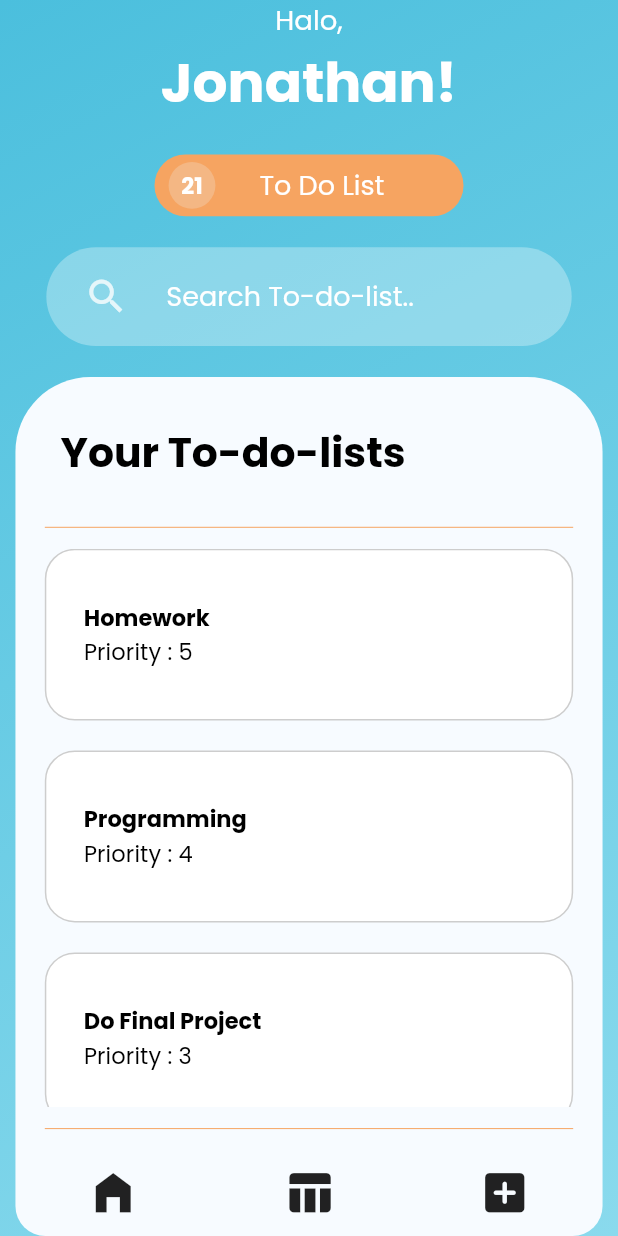
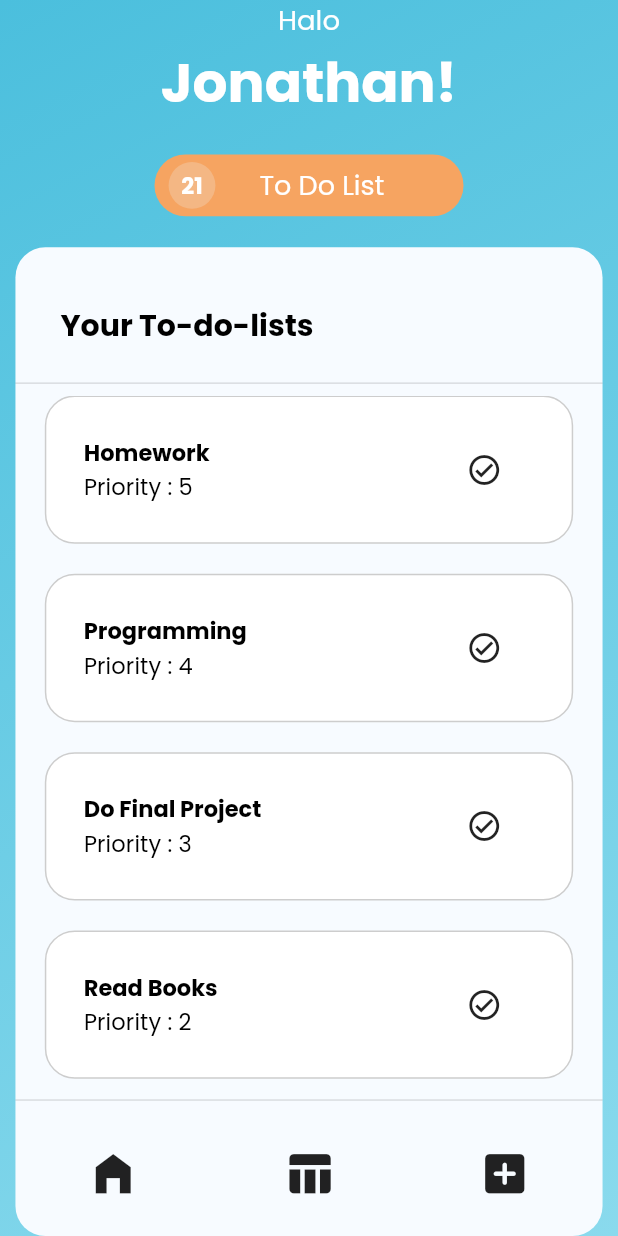
Before and after one commit to gregoriusyuristama/to_do_list, a Flutter app: the screen it shows after launch, on a phone screen of 412 x 824 dp. Run offline on Flutter 3.47's test engine with Material 2 defaults, Android fonts, the phone set to English and light mode, and no system bars.

Commit message:
Separating the widget 	modified:   lib/main.dart 	modified:   lib/screen/main_screen.dart 	new file:   lib/widget/bottom_button.dart 	modified:   lib/widget/greetings.dart 	modified:   lib/widget/todo_box.dart 	modified:   lib/widget/todo_card.dart 	modified:   lib/widget/todo_counter.dart

```diff
--- a/lib/main.dart
+++ b/lib/main.dart
@@ -1,20 +1,18 @@
 import 'package:flutter/material.dart';
+import 'package:flutter/services.dart';
 import 'package:to_do_list/screen/main_screen.dart';
 
 void main() {
+  // WidgetsFlutterBinding.ensureInitialized();
+  // SystemChrome.setPreferredOrientations([DeviceOrientation.portraitUp]);
+
   runApp(const MyApp());
 }
 
-class MyApp extends StatelessWidget {
-  const MyApp({Key? key}) : super(key: key);
-
-  // This widget is the root of your application.
-  @override
-  Widget build(BuildContext context) {
-    return MaterialApp(
-      title: 'ToDoi',
-      theme: ThemeData(
+var appTheme = ThemeData(
   fontFamily: 'Poppins',
+  primaryColor: Color.fromRGBO(138, 218, 237, 1.0),
+  androidOverscrollIndicator: AndroidOverscrollIndicator.stretch,
   textTheme: TextTheme(
     headline2: TextStyle(
       color: Colors.white,
@@ -44,7 +42,17 @@ class MyApp extends StatelessWidget {
       fontSize: 15,
     ),
   ),
-      ),
+);
+
+class MyApp extends StatelessWidget {
+  const MyApp({Key? key}) : super(key: key);
+
+  // This widget is the root of your application.
+  @override
+  Widget build(BuildContext context) {
+    return MaterialApp(
+      title: 'ToDoi',
+      theme: appTheme,
       home: MainScreen(),
     );
   }
--- a/lib/screen/main_screen.dart
+++ b/lib/screen/main_screen.dart
@@ -40,11 +40,11 @@ class MainScreen extends StatelessWidget {
                 SizedBox(
                   height: availableHeight * 0.025,
                 ),
-                SearchTodo(availableWidth * 0.85, availableHeight * 0.08),
-                SizedBox(
-                  height: availableHeight * 0.025,
-                ),
-                TodoBox(availableWidth * 0.95, availableHeight * 0.695),
+                // SearchTodo(availableWidth * 0.85, availableHeight * 0.08),
+                // SizedBox(
+                //   height: availableHeight * 0.025,
+                // ),
+                TodoBox(availableWidth * 0.95, availableHeight * 0.8),
               ],
             ),
           ),
--- /dev/null
+++ b/lib/widget/bottom_button.dart
@@ -0,0 +1,22 @@
+import 'package:flutter/material.dart';
+
+const bottomPadding = EdgeInsets.only(left: 25.0, right: 25);
+
+class bottomButton extends StatelessWidget {
+  IconData icon;
+
+  bottomButton(this.icon);
+
+  @override
+  Widget build(BuildContext context) {
+    return Padding(
+      padding: bottomPadding,
+      child: FittedBox(
+        child: Icon(
+          icon,
+          size: 35,
+        ),
+      ),
+    );
+  }
+}
--- a/lib/widget/greetings.dart
+++ b/lib/widget/greetings.dart
@@ -1,4 +1,6 @@
 import 'package:flutter/material.dart';
+
+const textGreetings = 'Halo';
 
 class Greetings extends StatelessWidget {
   double availableHeight;
@@ -15,7 +17,7 @@ class Greetings extends StatelessWidget {
             flex: 1,
             child: FittedBox(
               child: Text(
-                'Halo,',
+                textGreetings,
                 style: Theme.of(context).textTheme.headline2,
               ),
             ),
--- a/lib/widget/todo_box.dart
+++ b/lib/widget/todo_box.dart
@@ -1,6 +1,23 @@
 import 'package:flutter/material.dart';
 
+import 'bottom_button.dart';
 import 'todo_card.dart';
+
+const titleBoxDecoration = BoxDecoration(
+  borderRadius: BorderRadius.only(
+    topLeft: Radius.circular(20),
+    topRight: Radius.circular(20),
+    bottomRight: Radius.circular(20),
+    bottomLeft: Radius.circular(20),
+  ),
+  color: Color.fromRGBO(247, 251, 255, 1.0),
+);
+const titleWidgetCardPadding = EdgeInsets.only(
+  top: 30.0,
+  left: 30,
+  right: 25,
+  bottom: 15,
+);
 
 class TodoBox extends StatelessWidget {
   double availableHeight;
@@ -11,102 +28,91 @@ class TodoBox extends StatelessWidget {
   @override
   Widget build(BuildContext context) {
     return Container(
-      decoration: BoxDecoration(
-        borderRadius: BorderRadius.only(
-          topLeft: Radius.circular(50),
-          topRight: Radius.circular(50),
-          bottomRight: Radius.circular(20),
-          bottomLeft: Radius.circular(20),
-        ),
-        color: Color.fromRGBO(247, 251, 255, 1.0),
-      ),
+      decoration: titleBoxDecoration,
       height: availableHeight,
       width: availableWidth,
       child: LayoutBuilder(
         builder: (context, constraints) {
           return Column(
             children: [
-              Container(
-                height: constraints.maxHeight * 0.15,
-                padding: const EdgeInsets.only(
-                  top: 30.0,
-                  left: 30,
-                  right: 25,
-                  bottom: 15,
-                ),
-                width: constraints.maxWidth,
-                child: FittedBox(
-                  alignment: Alignment.centerLeft,
-                  child: Text(
-                    'Your To-do-lists',
-                    style: Theme.of(context).textTheme.headline3,
-                    textAlign: TextAlign.left,
-                  ),
-                ),
+              titleWidgetCard(
+                constraints.maxWidth,
+                constraints.maxHeight * 0.125,
+                context,
               ),
-              Divider(
-                height: constraints.maxHeight * 0.05,
-                indent: constraints.maxWidth * 0.05,
-                endIndent: constraints.maxWidth * 0.05,
-                color: Color.fromRGBO(246, 164, 97, 1.0),
+              sectionDivider(
+                constraints.maxHeight * 0.025,
               ),
-              Container(
-                height: constraints.maxHeight * 0.65,
-                width: constraints.maxWidth,
-                child: SingleChildScrollView(
-                  child: Column(
-                    children: [
-                      TodoCard(constraints, "Homework", 5),
-                      TodoCard(constraints, "Programming", 4),
-                      TodoCard(constraints, "Do Final Project", 3),
-                      TodoCard(constraints, "Read Books", 2),
-                      TodoCard(constraints, "Medicine", 1),
-                      TodoCard(constraints, "Sleed", 1),
-                    ],
-                  ),
-                ),
+              todoCardContainer(
+                constraints.maxWidth,
+                constraints.minHeight,
+                0.7,
               ),
-              Divider(
-                height: constraints.maxHeight * 0.05,
-                color: Color.fromRGBO(246, 164, 97, 1.0),
-                indent: constraints.maxWidth * 0.05,
-                endIndent: constraints.maxWidth * 0.05,
+              sectionDivider(
+                constraints.maxHeight * 0.025,
               ),
-              Container(
-                height: constraints.maxHeight * 0.1,
-                width: constraints.maxWidth,
-                alignment: Alignment.center,
-                child: Row(
-                  mainAxisAlignment: MainAxisAlignment.spaceAround,
-                  children: [
-                    Padding(
-                      padding: const EdgeInsets.only(left: 25.0, right: 25),
-                      child: Icon(
-                        Icons.home_filled,
-                        size: 35,
-                      ),
-                    ),
-                    Padding(
-                      padding: const EdgeInsets.only(left: 25.0, right: 25),
-                      child: Icon(
-                        Icons.table_chart_rounded,
-                        size: 35,
-                      ),
-                    ),
-                    Padding(
-                      padding: const EdgeInsets.only(left: 25.0, right: 25),
-                      child: Icon(
-                        Icons.add_box_rounded,
-                        size: 35,
-                      ),
-                    ),
-                  ],
-                ),
-              )
+              bottomNavBar(constraints.maxWidth, constraints.maxHeight * 0.125),
             ],
           );
         },
       ),
     );
   }
+
+  Container titleWidgetCard(double width, double height, BuildContext context) {
+    return Container(
+      height: height,
+      padding: titleWidgetCardPadding,
+      alignment: FractionalOffset.bottomLeft,
+      width: width,
+      child: Text(
+        'Your To-do-lists',
+        style: Theme.of(context).textTheme.headline3,
+        textAlign: TextAlign.left,
+      ),
+    );
+  }
 }
+
+Divider sectionDivider(double height) {
+  return Divider(
+    height: height,
+    thickness: 1,
+  );
+}
+
+Container todoCardContainer(
+    double width, double height, double cardHeightFactor) {
+  return Container(
+    height: height * cardHeightFactor,
+    width: width,
+    child: SingleChildScrollView(
+      child: Column(
+        children: [
+          TodoCard(width, height, "Homework", 5),
+          TodoCard(width, height, "Programming", 4),
+          TodoCard(width, height, "Do Final Project", 3),
+          TodoCard(width, height, "Read Books", 2),
+          TodoCard(width, height, "Medicine", 1),
+          TodoCard(width, height, "Sleep", 1),
+        ],
+      ),
+    ),
+  );
+}
+
+Container bottomNavBar(double width, double height) {
+  return Container(
+    height: height,
+    width: width,
+    alignment: Alignment.center,
+    child: Row(
+      mainAxisAlignment: MainAxisAlignment.spaceAround,
+      children: [
+        bottomButton(Icons.home_filled),
+        bottomButton(Icons.table_chart_rounded),
+        bottomButton(Icons.add_box_rounded),
+      ],
+    ),
+  );
+}
--- a/lib/widget/todo_card.dart
+++ b/lib/widget/todo_card.dart
@@ -1,38 +1,75 @@
 import 'package:flutter/material.dart';
 
+const cardPadding = EdgeInsets.only(
+  left: 10.0,
+  right: 10.0,
+  bottom: 20,
+);
+var cardBoxDecorator = BoxDecoration(
+  color: Colors.white,
+  borderRadius: BorderRadius.circular(20),
+  border: Border.all(
+    color: Colors.black.withAlpha(50),
+  ),
+);
+
+const contentPadding = EdgeInsets.only(left: 25.0);
+
 class TodoCard extends StatelessWidget {
-  BoxConstraints constraints;
+  double width;
+  double height;
   String text;
   int priority;
-  TodoCard(this.constraints, this.text, this.priority);
+  TodoCard(this.width, this.height, this.text, this.priority);
 
   @override
   Widget build(BuildContext context) {
     return Padding(
-      padding: const EdgeInsets.only(
-        left: 10.0,
-        right: 10.0,
-        bottom: 20,
+      padding: cardPadding,
+      child: Container(
+        height: height * 0.15,
+        width: width * 0.9,
+        decoration: cardBoxDecorator,
+        child: Row(
+          children: [
+            Expanded(
+              flex: 2,
+              child: Padding(
+                padding: contentPadding,
+                child: cardContent(text: text, priority: priority),
               ),
-      child: Container(
-        height: constraints.maxHeight * 0.2,
-        width: constraints.maxWidth * 0.9,
-        decoration: BoxDecoration(
-            color: Colors.white,
-            borderRadius: BorderRadius.circular(20),
-            border: Border.all(
-              color: Colors.black.withAlpha(50),
-            )),
-        child: Align(
-          alignment: Alignment.centerLeft,
-          child: Padding(
-            padding: const EdgeInsets.only(left: 25.0),
-            child: Column(
+            ),
+            Expanded(
+              child: Icon(
+                Icons.check_circle_outline_outlined,
+              ),
+            ),
+          ],
+        ),
+      ),
+    );
+  }
+}
+
+class cardContent extends StatelessWidget {
+  const cardContent({
+    Key? key,
+    required this.text,
+    required this.priority,
+  }) : super(key: key);
+
+  final String text;
+  final int priority;
+
+  @override
+  Widget build(BuildContext context) {
+    return Column(
       mainAxisAlignment: MainAxisAlignment.center,
       crossAxisAlignment: CrossAxisAlignment.stretch,
       children: [
         Text(
           text,
+          overflow: TextOverflow.ellipsis,
           style: Theme.of(context).textTheme.subtitle1,
         ),
         Text(
@@ -40,10 +77,6 @@ class TodoCard extends StatelessWidget {
           style: Theme.of(context).textTheme.subtitle2,
         ),
       ],
-            ),
-          ),
-        ),
-      ),
     );
   }
 }
--- a/lib/widget/todo_counter.dart
+++ b/lib/widget/todo_counter.dart
@@ -1,4 +1,26 @@
 import 'package:flutter/material.dart';
+
+var backgroundCardDecoration = BoxDecoration(
+  color: Color.fromRGBO(246, 164, 97, 1.0),
+  borderRadius: BorderRadius.circular(50),
+);
+
+const counterCardDecoration = BoxDecoration(
+  shape: BoxShape.circle,
+  // borderRadius: BorderRadius.circular(50),
+  color: Color.fromRGBO(244, 183, 132, 1.0),
+);
+const counterCardMargin = EdgeInsets.all(5);
+const counterCardWidth = 40.0;
+const counterCardHeight = 50.0;
+
+const counterTextStyle = TextStyle(
+  fontSize: 15,
+  fontWeight: FontWeight.bold,
+);
+const sizedBoxWidth = 20.0;
+
+const titleTextStyle = TextStyle(fontSize: 18);
 
 class TodoCounter extends StatelessWidget {
   double availableHeight;
@@ -8,48 +30,46 @@ class TodoCounter extends StatelessWidget {
   @override
   Widget build(BuildContext context) {
     return Container(
-      decoration: BoxDecoration(
-        color: Color.fromRGBO(246, 164, 97, 1.0),
-        borderRadius: BorderRadius.circular(50),
-      ),
+      decoration: backgroundCardDecoration,
       width: availableWidth,
       height: availableHeight,
       child: Row(
         children: [
           Container(
-            margin: EdgeInsets.all(5),
-            decoration: BoxDecoration(
-              shape: BoxShape.circle,
-              // borderRadius: BorderRadius.circular(50),
-              color: Color.fromRGBO(244, 183, 132, 1.0),
-            ),
-            width: 40,
-            height: 50,
-            child: Center(
-              child: FittedBox(
-                child: Text(
-                  '21',
-                  style: TextStyle(
-                    fontSize: 15,
-                    fontWeight: FontWeight.bold,
-                  ),
-                ),
-              ),
-            ),
+            margin: counterCardMargin,
+            decoration: counterCardDecoration,
+            width: counterCardWidth,
+            height: counterCardHeight,
+            child: counterText('21'),
           ),
           SizedBox(
-            width: 20,
+            width: sizedBoxWidth,
           ),
-          Center(
-            child: FittedBox(
-              child: Text(
-                "To Do List",
-                style: TextStyle(fontSize: 18),
-              ),
-            ),
-          ),
+          textTitle('To Do List'),
         ],
       ),
     );
   }
+
+  Center textTitle(String text) {
+    return Center(
+      child: FittedBox(
+        child: Text(
+          text,
+          style: titleTextStyle,
+        ),
+      ),
+    );
+  }
+
+  Center counterText(String text) {
+    return Center(
+      child: FittedBox(
+        child: Text(
+          text,
+          style: counterTextStyle,
+        ),
+      ),
+    );
+  }
 }
```
Lines whose indentation alone changed are shown as unchanged.
